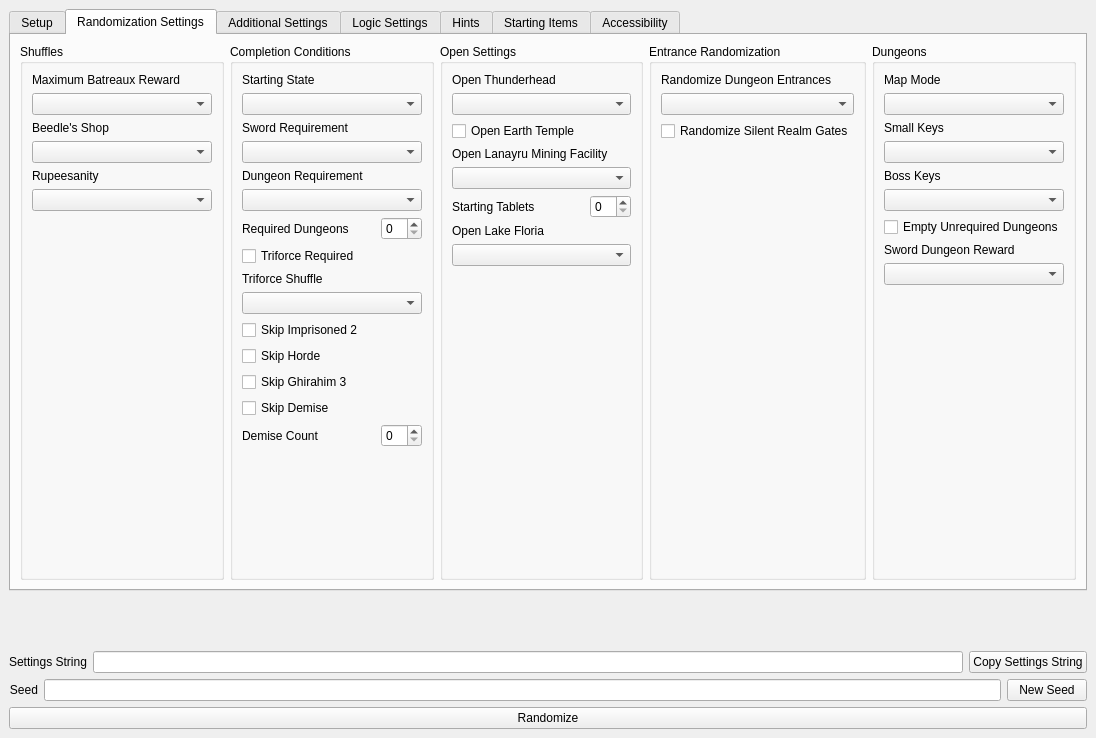
First picture: the form in gui/randogui.ui, repository ssrando/ssrando, before the edit.
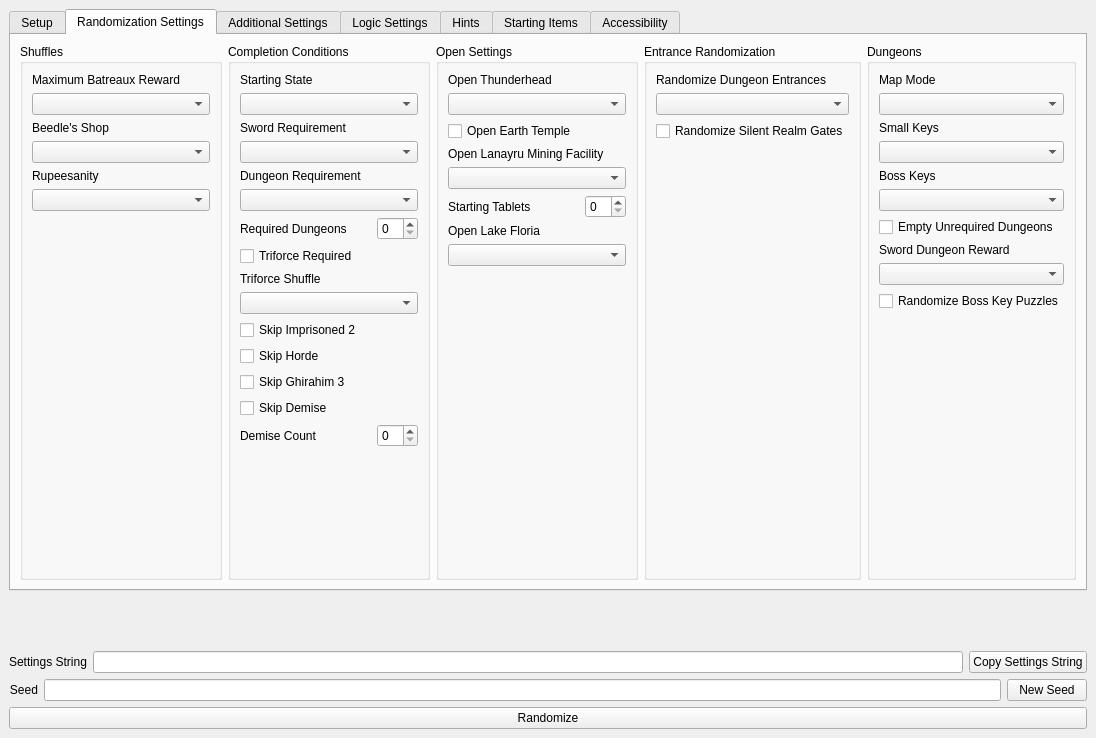
Second picture: the form after the edit. The open tabs and pages were chosen to show the change.

Commit message:
Randomize Boss Key Puzzles (#369)
* Add option to randomize boss key puzzles

* Assemble asm xD

* Rename variable

* use custom function to generate random boss key stuff

* Black

* Fix black issue maybe

---------

The edit to the form file:
```diff
--- a/gui/randogui.ui
+++ b/gui/randogui.ui
@@ -996,6 +996,13 @@
                </item>
               </layout>
              </item>
+             <item>
+              <widget class="QCheckBox" name="option_randomize_boss_key_puzzles">
+               <property name="text">
+                <string>Randomize Boss Key Puzzles</string>
+               </property>
+              </widget>
+             </item>
              <item>
               <spacer name="vspace_dungeons">
                <property name="orientation">
```
Left out of the diff: 2 changed lines with no effect on the pictures. The commit also changes 14 other files.
